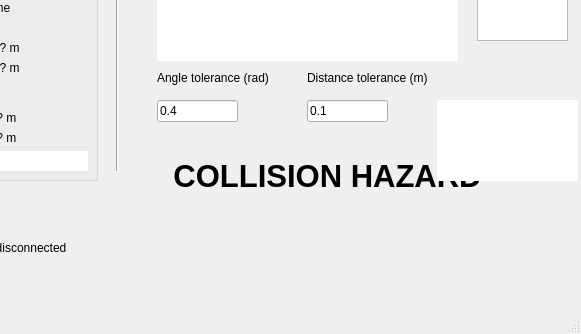
This is mainwindow.ui in PhiTheta/Lunabotics_Qt as Qt 5 draws it before an edit; both pictures show x 443 to 1024 and y 366 to 700 of the 1024 by 700 pixel window. The edited form follows.
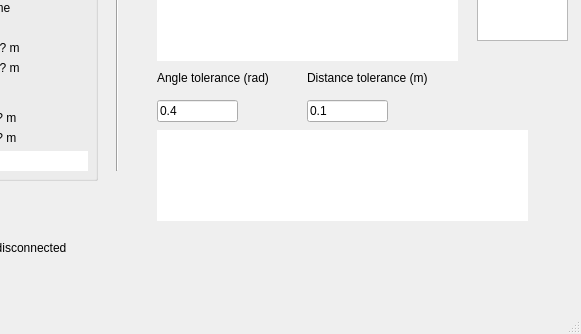
This is the edited form.

```diff
--- a/mainwindow.ui
+++ b/mainwindow.ui
@@ -93,7 +93,7 @@
        <x>570</x>
        <y>10</y>
        <width>451</width>
-       <height>541</height>
+       <height>641</height>
       </rect>
      </property>
      <widget class="QTableView" name="pathTableView">
@@ -296,10 +296,10 @@
      <widget class="QGraphicsView" name="localFrameView">
       <property name="geometry">
        <rect>
-        <x>310</x>
-        <y>420</y>
-        <width>161</width>
-        <height>81</height>
+        <x>30</x>
+        <y>450</y>
+        <width>371</width>
+        <height>91</height>
        </rect>
       </property>
       <property name="cursor" stdset="0">
```
Left out of the diff: 70 changed lines with no effect on the pictures.
